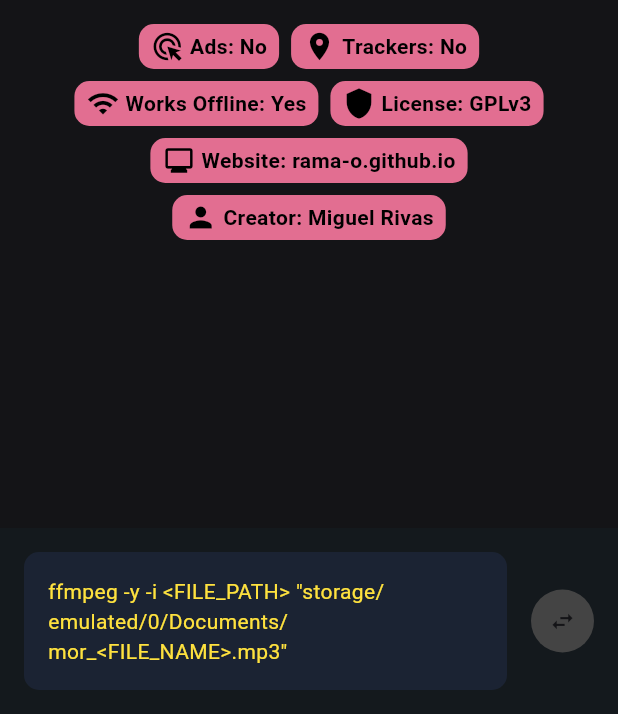
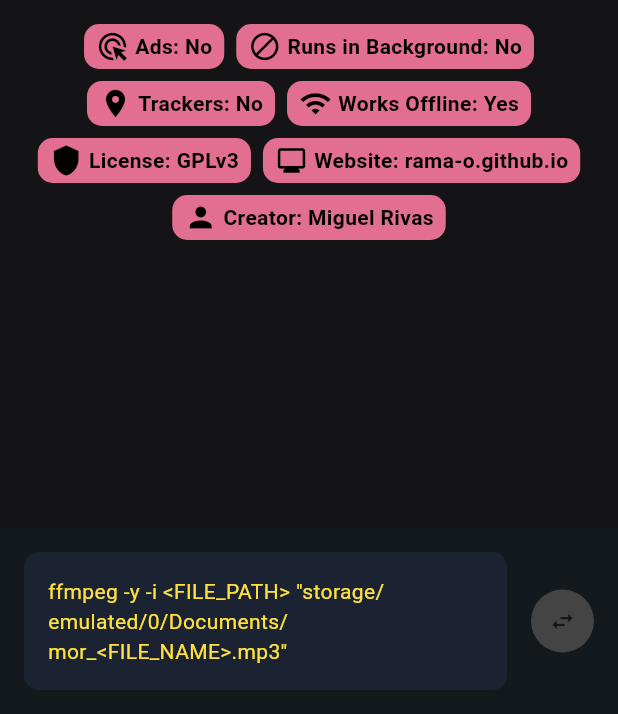
Before and after one commit to rama-o/morfosis, a Flutter app: the screen it shows after launch, swiped to page 3, on a phone screen of 412 x 824 dp, the part 522-1236 px from its top. Run offline on Flutter 3.47's test engine with Material 3 defaults, Android fonts, the phone set to English and light mode, and no system bars; our stand-ins replace file_picker, flutter_local_notifications, permission_handler; missing offline and left inert: ffmpeg_kit_flutter_new.

Commit message:
fixing content

```diff
--- a/lib/utils/file_utils.dart
+++ b/lib/utils/file_utils.dart
@@ -139,7 +139,7 @@ Future<void> convertFiles() async {
   // Notify user that conversion started
   await showNotification(
     'Conversion Started',
-    'Your files are being converted. You’ll receive a notification once the batch is complete.',
+    'Please keep this app open and do not switch or close it.',
   );
 
   for (final fileItem in filesNotifier.value) {
--- a/lib/views/about_view.dart
+++ b/lib/views/about_view.dart
@@ -101,6 +101,7 @@ class AboutView extends StatelessWidget {
                   children: [
 
                     Badge(label: 'Ads: No', icon: Icons.ads_click),
+                    Badge(label: 'Runs in Background: No', icon: Icons.block),
                     Badge(label: 'Trackers: No', icon: Icons.location_on),
                     Badge(label: 'Works Offline: Yes', icon: Icons.wifi),
                     Badge(label: 'License: GPLv3', icon: Icons.shield),
```
